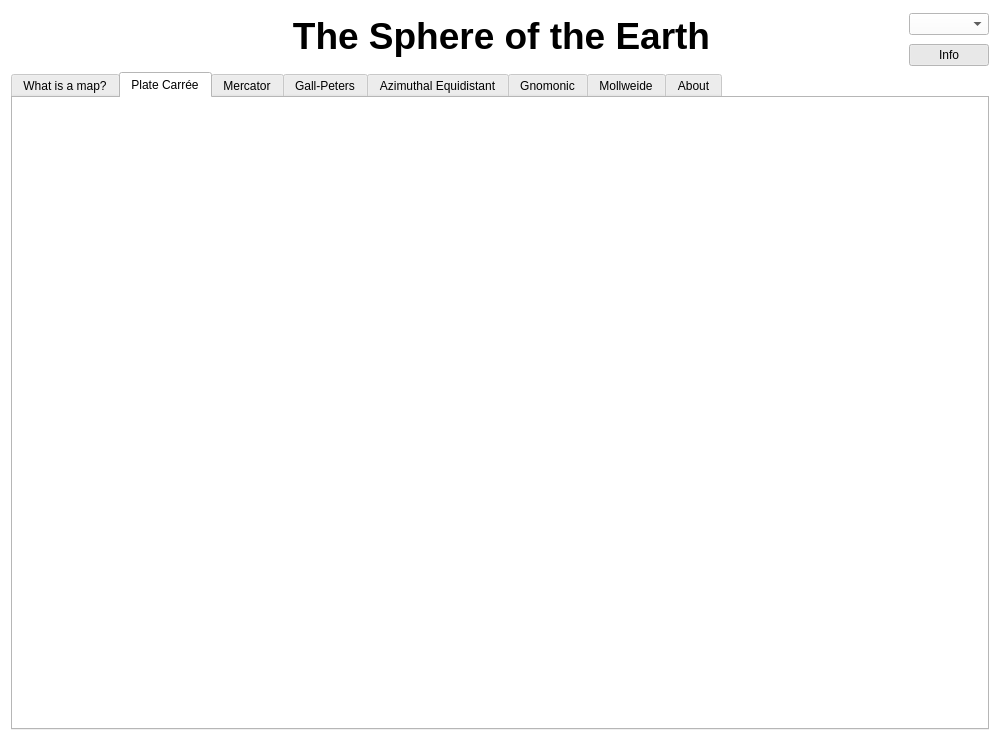
First picture: the form in Program/soe.ui, repository danielramosg/sphereofearth, before the edit.
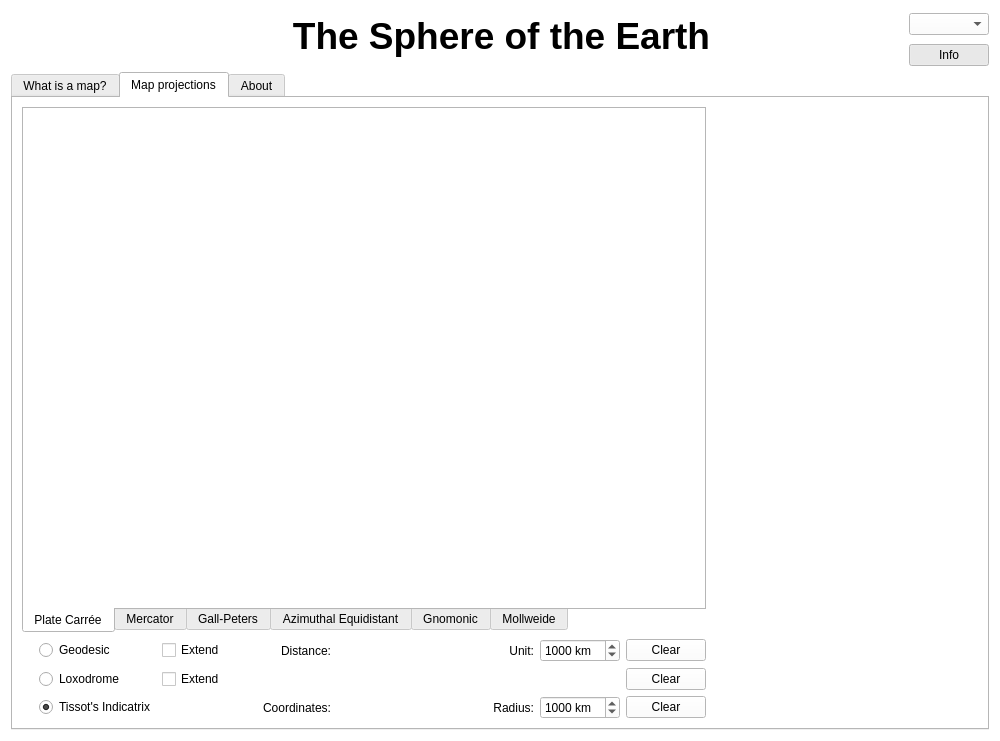
Second picture: the form after the edit. The open tabs and pages were chosen to show the change. Icons and pictures are not drawn.

Diff of the .ui file:
```diff
--- a/Program/soe.ui
+++ b/Program/soe.ui
@@ -12,8 +12,8 @@
   </property>
   <property name="minimumSize">
    <size>
-    <width>1000</width>
-    <height>0</height>
+    <width>100</width>
+    <height>100</height>
    </size>
   </property>
   <property name="palette">
@@ -686,54 +686,319 @@
          <bool>true</bool>
         </property>
         <attribute name="title">
-         <string>Plate Carrée</string>
+         <string>Map projections</string>
         </attribute>
-       </widget>
-       <widget class="QWidget" name="tab_merc">
-        <property name="sizePolicy">
-         <sizepolicy hsizetype="Expanding" vsizetype="Expanding">
-          <horstretch>0</horstretch>
-          <verstretch>0</verstretch>
-         </sizepolicy>
-        </property>
-        <property name="autoFillBackground">
-         <bool>true</bool>
-        </property>
-        <attribute name="title">
-         <string>Mercator</string>
-        </attribute>
-       </widget>
-       <widget class="QWidget" name="tab_peters">
-        <property name="autoFillBackground">
-         <bool>true</bool>
-        </property>
-        <attribute name="title">
-         <string>Gall-Peters</string>
-        </attribute>
-       </widget>
-       <widget class="QWidget" name="tab_aziequi">
-        <property name="autoFillBackground">
-         <bool>true</bool>
-        </property>
-        <attribute name="title">
-         <string>Azimuthal Equidistant</string>
-        </attribute>
-       </widget>
-       <widget class="QWidget" name="tab_gnomo">
-        <property name="autoFillBackground">
-         <bool>true</bool>
-        </property>
-        <attribute name="title">
-         <string>Gnomonic</string>
-        </attribute>
-       </widget>
-       <widget class="QWidget" name="tab_moll">
-        <property name="autoFillBackground">
-         <bool>true</bool>
-        </property>
-        <attribute name="title">
-         <string>Mollweide</string>
-        </attribute>
+        <layout class="QVBoxLayout" name="verticalLayout_2">
+         <item>
+          <layout class="QHBoxLayout" name="horizontalLayout_3" stretch="3,2">
+           <item>
+            <layout class="QVBoxLayout" name="verticalLayout">
+             <item>
+              <widget class="QTabWidget" name="tab_maps">
+               <property name="sizePolicy">
+                <sizepolicy hsizetype="Expanding" vsizetype="Expanding">
+                 <horstretch>0</horstretch>
+                 <verstretch>0</verstretch>
+                </sizepolicy>
+               </property>
+               <property name="tabPosition">
+                <enum>QTabWidget::South</enum>
+               </property>
+               <property name="currentIndex">
+                <number>0</number>
+               </property>
+               <widget class="QWidget" name="tab_1">
+                <attribute name="title">
+                 <string>Plate Carrée</string>
+                </attribute>
+               </widget>
+               <widget class="QWidget" name="tab_2">
+                <attribute name="title">
+                 <string>Mercator</string>
+                </attribute>
+               </widget>
+               <widget class="QWidget" name="tab_3">
+                <attribute name="title">
+                 <string>Gall-Peters</string>
+                </attribute>
+               </widget>
+               <widget class="QWidget" name="tab_4">
+                <attribute name="title">
+                 <string>Azimuthal Equidistant</string>
+                </attribute>
+               </widget>
+               <widget class="QWidget" name="tab_5">
+                <attribute name="title">
+                 <string>Gnomonic</string>
+                </attribute>
+               </widget>
+               <widget class="QWidget" name="tab_6">
+                <attribute name="title">
+                 <string>Mollweide</string>
+                </attribute>
+               </widget>
+              </widget>
+             </item>
+             <item>
+              <layout class="QHBoxLayout" name="horizontalLayout_2">
+               <item>
+                <spacer name="horizontalSpacer">
+                 <property name="orientation">
+                  <enum>Qt::Horizontal</enum>
+                 </property>
+                 <property name="sizeType">
+                  <enum>QSizePolicy::Fixed</enum>
+                 </property>
+                 <property name="sizeHint" stdset="0">
+                  <size>
+                   <width>17</width>
+                   <height>58</height>
+                  </size>
+                 </property>
+                </spacer>
+               </item>
+               <item>
+                <layout class="QGridLayout" name="gridLayout_3">
+                 <item row="0" column="0">
+                  <widget class="QRadioButton" name="geod_select">
+                   <property name="mouseTracking">
+                    <bool>false</bool>
+                   </property>
+                   <property name="focusPolicy">
+                    <enum>Qt::TabFocus</enum>
+                   </property>
+                   <property name="text">
+                    <string>Geodesic</string>
+                   </property>
+                   <property name="checked">
+                    <bool>false</bool>
+                   </property>
+                  </widget>
+                 </item>
+                 <item row="0" column="1">
+                  <widget class="QCheckBox" name="geod_extend">
+                   <property name="text">
+                    <string>Extend</string>
+                   </property>
+                  </widget>
+                 </item>
+                 <item row="0" column="2">
+                  <widget class="QLabel" name="label_4">
+                   <property name="text">
+                    <string>Distance:</string>
+                   </property>
+                   <property name="alignment">
+                    <set>Qt::AlignRight|Qt::AlignTrailing|Qt::AlignVCenter</set>
+                   </property>
+                  </widget>
+                 </item>
+                 <item row="0" column="3">
+                  <widget class="QLabel" name="distlabel">
+                   <property name="sizePolicy">
+                    <sizepolicy hsizetype="Preferred" vsizetype="Fixed">
+                     <horstretch>0</horstretch>
+                     <verstretch>0</verstretch>
+                    </sizepolicy>
+                   </property>
+                   <property name="text">
+                    <string/>
+                   </property>
+                  </widget>
+                 </item>
+                 <item row="0" column="4">
+                  <widget class="QLabel" name="label_5">
+                   <property name="text">
+                    <string>Unit:</string>
+                   </property>
+                   <property name="alignment">
+                    <set>Qt::AlignRight|Qt::AlignTrailing|Qt::AlignVCenter</set>
+                   </property>
+                  </widget>
+                 </item>
+                 <item row="0" column="5">
+                  <widget class="QDoubleSpinBox" name="unitbox">
+                   <property name="suffix">
+                    <string notr="true"> km</string>
+                   </property>
+                   <property name="decimals">
+                    <number>0</number>
+                   </property>
+                   <property name="minimum">
+                    <double>500.000000000000000</double>
+                   </property>
+                   <property name="maximum">
+                    <double>20000.000000000000000</double>
+                   </property>
+                   <property name="singleStep">
+                    <double>100.000000000000000</double>
+                   </property>
+                   <property name="value">
+                    <double>1000.000000000000000</double>
+                   </property>
+                  </widget>
+                 </item>
+                 <item row="0" column="6">
+                  <widget class="QPushButton" name="geod_clear">
+                   <property name="text">
+                    <string>Clear</string>
+                   </property>
+                  </widget>
+                 </item>
+                 <item row="1" column="0">
+                  <widget class="QRadioButton" name="loxo_select">
+                   <property name="mouseTracking">
+                    <bool>false</bool>
+                   </property>
+                   <property name="focusPolicy">
+                    <enum>Qt::TabFocus</enum>
+                   </property>
+                   <property name="text">
+                    <string>Loxodrome</string>
+                   </property>
+                   <property name="checked">
+                    <bool>false</bool>
+                   </property>
+                  </widget>
+                 </item>
+                 <item row="1" column="1">
+                  <widget class="QCheckBox" name="loxo_extend">
+                   <property name="text">
+                    <string>Extend</string>
+                   </property>
+                  </widget>
+                 </item>
+                 <item row="1" column="6">
+                  <widget class="QPushButton" name="loxo_clear">
+                   <property name="text">
+                    <string>Clear</string>
+                   </property>
+                  </widget>
+                 </item>
+                 <item row="2" column="0">
+                  <widget class="QRadioButton" name="tissot_select">
+                   <property name="focusPolicy">
+                    <enum>Qt::TabFocus</enum>
+                   </property>
+                   <property name="text">
+                    <string>Tissot's Indicatrix</string>
+                   </property>
+                   <property name="checked">
+                    <bool>true</bool>
+                   </property>
+                  </widget>
+                 </item>
+                 <item row="2" column="2">
+                  <widget class="QLabel" name="label">
+                   <property name="minimumSize">
+                    <size>
+                     <width>100</width>
+                     <height>0</height>
+                    </size>
+                   </property>
+                   <property name="text">
+                    <string>Coordinates:</string>
+                   </property>
+                   <property name="alignment">
+                    <set>Qt::AlignRight|Qt::AlignTrailing|Qt::AlignVCenter</set>
+                   </property>
+                  </widget>
+                 </item>
+                 <item row="2" column="3">
+                  <widget class="QLabel" name="coordlabel">
+                   <property name="sizePolicy">
+                    <sizepolicy hsizetype="Preferred" vsizetype="Fixed">
+                     <horstretch>0</horstretch>
+                     <verstretch>0</verstretch>
+                    </sizepolicy>
+                   </property>
+                   <property name="minimumSize">
+                    <size>
+                     <width>150</width>
+                     <height>0</height>
+                    </size>
+                   </property>
+                   <property name="text">
+                    <string/>
+                   </property>
+                  </widget>
+                 </item>
+                 <item row="2" column="4">
+                  <widget class="QLabel" name="label_6">
+                   <property name="text">
+                    <string>Radius:</string>
+                   </property>
+                   <property name="alignment">
+                    <set>Qt::AlignRight|Qt::AlignTrailing|Qt::AlignVCenter</set>
+                   </property>
+                  </widget>
+                 </item>
+                 <item row="2" column="5">
+                  <widget class="QDoubleSpinBox" name="radiusbox">
+                   <property name="suffix">
+                    <string notr="true"> km</string>
+                   </property>
+                   <property name="decimals">
+                    <number>0</number>
+                   </property>
+                   <property name="minimum">
+                    <double>0.000000000000000</double>
+                   </property>
+                   <property name="maximum">
+                    <double>20000.000000000000000</double>
+                   </property>
+                   <property name="singleStep">
+                    <double>100.000000000000000</double>
+                   </property>
+                   <property name="value">
+                    <double>1000.000000000000000</double>
+                   </property>
+                  </widget>
+                 </item>
+                 <item row="2" column="6">
+                  <widget class="QPushButton" name="tissot_clear">
+                   <property name="text">
+                    <string>Clear</string>
+                   </property>
+                  </widget>
+                 </item>
+                </layout>
+               </item>
+               <item>
+                <spacer name="horizontalSpacer_2">
+                 <property name="orientation">
+                  <enum>Qt::Horizontal</enum>
+                 </property>
+                 <property name="sizeHint" stdset="0">
+                  <size>
+                   <width>17</width>
+                   <height>58</height>
+                  </size>
+                 </property>
+                </spacer>
+               </item>
+              </layout>
+             </item>
+            </layout>
+           </item>
+           <item>
+            <widget class="QTextEdit" name="text_place">
+             <property name="sizePolicy">
+              <sizepolicy hsizetype="Expanding" vsizetype="Expanding">
+               <horstretch>0</horstretch>
+               <verstretch>0</verstretch>
+              </sizepolicy>
+             </property>
+             <property name="frameShape">
+              <enum>QFrame::NoFrame</enum>
+             </property>
+             <property name="readOnly">
+              <bool>true</bool>
+             </property>
+            </widget>
+           </item>
+          </layout>
+         </item>
+        </layout>
        </widget>
        <widget class="QWidget" name="tab_about">
         <property name="autoFillBackground">
```
Left out of the diff: 38 changed lines with no effect on the pictures.
